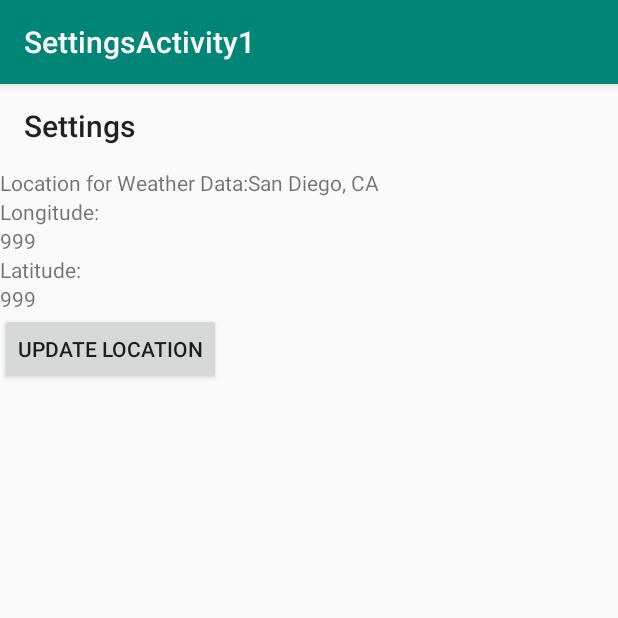
After one commit to ryanSherry/GoogleServicesSimpleLocationApp, an Android app: the SettingsActivity screen opened directly, with no data from a screen before it, on a phone screen of 412 x 824 dp, the top half of it. The commit adds this screen. Run offline under Robolectric (Android 15) with nearby library versions, the phone set to English and light mode, and no system bars; our stand-ins replace Timber; 1 statement that could not run was skipped.

Commit message:
added location refresh

```diff
--- a/app/build.gradle
+++ b/app/build.gradle
@@ -9,6 +9,7 @@ android {
         versionCode 1
         versionName "1.0"
         testInstrumentationRunner "android.support.test.runner.AndroidJUnitRunner"
+        vectorDrawables.useSupportLibrary = true
     }
     buildTypes {
         release {
--- /dev/null
+++ b/app/src/main/java/simplelocationapp/example/com/googleservicessimplelocationapp/LocationProviderRefresh.java
@@ -0,0 +1,175 @@
+package simplelocationapp.example.com.googleservicessimplelocationapp;
+
+import android.Manifest;
+import android.annotation.SuppressLint;
+import android.app.Activity;
+import android.content.Context;
+import android.content.IntentSender;
+import android.content.pm.PackageManager;
+import android.location.Location;
+import android.location.LocationListener;
+import android.location.LocationManager;
+import android.os.Bundle;
+import android.support.annotation.NonNull;
+import android.support.annotation.Nullable;
+import android.support.v4.app.ActivityCompat;
+import android.support.v4.content.ContextCompat;
+
+import com.google.android.gms.common.ConnectionResult;
+import com.google.android.gms.common.api.GoogleApiClient;
+import com.google.android.gms.location.FusedLocationProviderClient;
+import com.google.android.gms.location.LocationRequest;
+import com.google.android.gms.location.LocationServices;
+import com.google.android.gms.tasks.OnSuccessListener;
+
+import timber.log.Timber;
+
+public class LocationProviderRefresh implements
+        GoogleApiClient.ConnectionCallbacks,
+        GoogleApiClient.OnConnectionFailedListener,
+        LocationListener {
+    private static final int REQUEST_PERMISSIONS_REQUEST_CODE = 11;
+
+    public abstract interface LocationCallback {
+        public void handleNewLocation(Location location);
+    }
+
+    private final static int CONNECTION_FAILURE_RESOLUTION_REQUEST = 9000;
+
+    private LocationProvider.LocationCallback mLocationCallback;
+    private Context mContext;
+    private GoogleApiClient mGoogleApiClient;
+    FusedLocationProviderClient mFusedLocationProviderClient;
+    Location mLocation;
+    private com.google.android.gms.location.LocationCallback gmsLocationCallback;
+    private LocationManager mLocationManager;
+
+    public LocationProviderRefresh(LocationProvider.LocationCallback locationCallback, Context context, FusedLocationProviderClient fusedLocationProviderClient, com.google.android.gms.location.LocationCallback gmsLocationCallback, LocationManager locationManager) {
+        mGoogleApiClient =  new GoogleApiClient.Builder(context)
+                .addConnectionCallbacks(this)
+                .addOnConnectionFailedListener(this)
+                .addApi(LocationServices.API)
+                .build();
+
+        mLocationCallback = locationCallback;
+        mContext = context;
+        mFusedLocationProviderClient = fusedLocationProviderClient;
+        this.gmsLocationCallback = gmsLocationCallback;
+        mLocationManager = locationManager;
+    }
+
+    @Override
+    public void onLocationChanged(Location location) {
+        mLocationCallback.handleNewLocation(location);
+    }
+
+    @Override
+    public void onStatusChanged(String s, int i, Bundle bundle) {
+
+    }
+
+    @Override
+    public void onProviderEnabled(String s) {
+
+    }
+
+    @Override
+    public void onProviderDisabled(String s) {
+
+    }
+
+    @Override
+    public void onConnected(@Nullable Bundle bundle) {
+
+        if (checkPermissions((Activity)mContext)) {
+
+            mFusedLocationProviderClient.flushLocations();
+
+            requestLocationUpdates(mFusedLocationProviderClient, gmsLocationCallback,mLocationManager,LocationProviderRefresh.this);
+
+        }
+    }
+
+    @Override
+    public void onConnectionSuspended(int i) {
+
+    }
+
+    @Override
+    public void onConnectionFailed(@NonNull ConnectionResult connectionResult) {
+        if (connectionResult.hasResolution() && mContext instanceof Activity) {
+            try {
+                Activity activity = (Activity) mContext;
+                // Start an Activity that tries to resolve the error
+                connectionResult.startResolutionForResult(activity, CONNECTION_FAILURE_RESOLUTION_REQUEST);
+                /*
+                 * Thrown if Google Play services canceled the original
+                 * PendingIntent
+                 */
+            } catch (IntentSender.SendIntentException e) {
+                // Log the error
+                e.printStackTrace();
+            }
+        } else {
+            /*
+             * If no resolution is available, display a dialog to the
+             * user with the error.
+             */
+            Timber.i("Location services connection failed with code " + connectionResult.getErrorCode());
+        }
+    }
+
+    public void connect() {
+        mGoogleApiClient.connect();
+    }
+
+    public void disconnect(FusedLocationProviderClient fusedLocationProviderClient, com.google.android.gms.location.LocationCallback locationCallback) {
+        if (mGoogleApiClient.isConnected()) {
+            fusedLocationProviderClient.removeLocationUpdates(locationCallback);
+            mGoogleApiClient.disconnect();
+        }
+    }
+
+    public boolean checkPermissions(Activity activity) {
+        if ((ContextCompat.checkSelfPermission(activity,
+                Manifest.permission.ACCESS_FINE_LOCATION) == PackageManager.PERMISSION_GRANTED) && (ContextCompat.checkSelfPermission(activity, Manifest.permission.ACCESS_COARSE_LOCATION) == PackageManager.PERMISSION_GRANTED)) {
+            return true;
+        } else {
+            requestPermissions(activity);
+            return false;
+        }
+    }
+
+    public void requestPermissions(Activity activity) {
+        ActivityCompat.requestPermissions(activity,
+                new String[]{Manifest.permission.ACCESS_FINE_LOCATION,Manifest.permission.ACCESS_COARSE_LOCATION},
+                REQUEST_PERMISSIONS_REQUEST_CODE);
+    }
+
+    @SuppressLint("MissingPermission")
+    public void getLastLocation(final FusedLocationProviderClient fusedLocationProviderClient, final LocationManager locationManager, final LocationListener listener) {
+        fusedLocationProviderClient.getLastLocation()
+                .addOnSuccessListener(new OnSuccessListener<Location>() {
+                    @Override
+                    public void onSuccess(Location location) {
+                        if (location != null) {
+                            mLocation = location;
+                            onLocationChanged(location);
+                        }
+                    }
+                });
+    }
+
+    @SuppressLint("MissingPermission")
+    public void requestLocationUpdates(FusedLocationProviderClient fusedLocationProviderClient, com.google.android.gms.location.LocationCallback locationCallback, LocationManager locationManager, LocationListener listener) {
+
+        LocationRequest locationRequest = new LocationRequest();
+        locationRequest.setPriority(LocationRequest.PRIORITY_LOW_POWER);
+        locationRequest.setFastestInterval(0);
+        locationRequest.setNumUpdates(1);
+
+        if(checkPermissions((Activity)mContext)) {
+            fusedLocationProviderClient.requestLocationUpdates(locationRequest,locationCallback,null);
+        }
+    }
+}
--- /dev/null
+++ b/app/src/main/java/simplelocationapp/example/com/googleservicessimplelocationapp/SettingsActivity.java
@@ -0,0 +1,156 @@
+package simplelocationapp.example.com.googleservicessimplelocationapp;
+
+import android.content.Context;
+import android.content.SharedPreferences;
+import android.location.Address;
+import android.location.Geocoder;
+import android.location.Location;
+import android.location.LocationManager;
+import android.os.Bundle;
+import android.preference.PreferenceActivity;
+import android.support.annotation.Nullable;
+import android.preference.PreferenceManager;
+import android.support.v7.app.AppCompatActivity;
+import android.support.v7.widget.Toolbar;
+import android.view.LayoutInflater;
+import android.view.View;
+import android.widget.Button;
+import android.widget.LinearLayout;
+import android.widget.TextView;
+
+import com.google.android.gms.location.FusedLocationProviderClient;
+import com.google.android.gms.location.LocationCallback;
+import com.google.android.gms.location.LocationResult;
+
+import java.io.IOException;
+import java.util.List;
+import java.util.Locale;
+
+import timber.log.Timber;
+
+/**
+ * A {@link PreferenceActivity} that presents a set of application settings. On
+ * handset devices, settings are presented as a single list. On tablets,
+ * settings are split by category, with category headers shown to the left of
+ * the list of settings.
+ * <p>
+ * See <a href="http://developer.android.com/design/patterns/settings.html">
+ * Android Design: Settings</a> for design guidelines and the <a
+ * href="http://developer.android.com/guide/topics/ui/settings.html">Settings
+ * API Guide</a> for more information on developing a Settings UI.
+ */
+public class SettingsActivity extends AppCompatActivity implements LocationProvider.LocationCallback{
+
+    LocationProviderRefresh mLocationProviderRefresh;
+    FusedLocationProviderClient fusedLocationProviderClient;
+    LocationManager locationManager;
+
+    TextView locationView;
+    TextView latitudeResultView;
+    TextView longitudeResultView;
+    Button refreshLocationBtn;
+
+    @Override
+    protected void onPostCreate(Bundle savedInstanceState) {
+        super.onPostCreate(savedInstanceState);
+
+        LinearLayout rootSettingsLayout = findViewById(R.id.settings_activity_root_view);
+        Toolbar bar = (Toolbar) LayoutInflater.from(this).inflate(R.layout.settings_toolbar,rootSettingsLayout, false);
+        rootSettingsLayout.addView(bar, 0);
+
+        bar.setNavigationOnClickListener(new View.OnClickListener() {
+            @Override
+            public void onClick(View view) {
+                finish();
+            }
+        });
+    }
+
+    @Override
+    protected void onCreate(@Nullable Bundle savedInstanceState) {
+        super.onCreate(savedInstanceState);
+        setContentView(R.layout.settings_layout);
+
+        fusedLocationProviderClient = new FusedLocationProviderClient(this);
+        locationManager = (LocationManager) this.getSystemService(Context.LOCATION_SERVICE);
+
+        final LocationCallback locationCallback = new LocationCallback() {
+            @Override
+            public void onLocationResult(LocationResult locationResult) {
+                if (locationResult == null) {
+                    return;
+                }
+                for (Location location : locationResult.getLocations()) {
+                    Timber.i("Results:" + Double.toString(location.getLatitude()) + Double.toString(location.getLongitude()));
+                    Double lattitude = location.getLatitude();
+                    Double longitude = location.getLongitude();
+                    //Do stuff here like save location to preferences
+
+                    Geocoder mGeocoder = new Geocoder(SettingsActivity.this,Locale.getDefault());
+
+                    try {
+                        List<Address> address = mGeocoder.getFromLocation(lattitude,longitude,1);
+
+                        String city = address.get(0).getLocality();
+                        String state = address.get(0).getAdminArea();
+
+                        SharedPreferences sharedPreferences = PreferenceManager.getDefaultSharedPreferences(SettingsActivity.this);
+                        SharedPreferences.Editor editor = sharedPreferences.edit();
+                        editor.putString("CITY_STATE", city + "," + state);
+                        editor.putString("LAT", lattitude.toString());
+                        editor.putString("LON", longitude.toString());
+                        editor.apply();
+
+                        String locationResultString = sharedPreferences.getString("CITY_STATE", "San Diego, CA");
+                        String latitudeResult = sharedPreferences.getString("LAT", "999");
+                        String longitudeResult = sharedPreferences.getString("LON", "999");
+
+                        locationView.setText(locationResultString);
+                        latitudeResultView.setText(latitudeResult);
+                        longitudeResultView.setText(longitudeResult);
+
+                        mLocationProviderRefresh.disconnect(fusedLocationProviderClient, this);
+
+                    } catch (IOException e) {
+                        e.printStackTrace();
+                    }
+
+                }
+            }
+        };
+
+        locationView = findViewById(R.id.location_result);
+        latitudeResultView = findViewById(R.id.latitude_result);
+        longitudeResultView = findViewById(R.id.longitude_result);
+        refreshLocationBtn = findViewById(R.id.updateLocation);
+
+        SharedPreferences sharedPref = PreferenceManager.getDefaultSharedPreferences(SettingsActivity.this);
+        String locationResult = sharedPref.getString("CITY_STATE", "San Diego, CA");
+        String latitudeResult = sharedPref.getString("LAT", "999");
+        String longitudeResult = sharedPref.getString("LON", "999");
+
+        locationView.setText(locationResult);
+        latitudeResultView.setText(latitudeResult);
+        longitudeResultView.setText(longitudeResult);
+
+        mLocationProviderRefresh = new LocationProviderRefresh(this,this, fusedLocationProviderClient,locationCallback, locationManager);
+
+
+        refreshLocationBtn.setOnClickListener(new View.OnClickListener() {
+            @Override
+            public void onClick(View view) {
+                mLocationProviderRefresh.connect();
+            }
+        });
+
+    }
+
+    @Override
+    public void handleNewLocation(Location location) {
+        Timber.i("Results:" + Double.toString(location.getLatitude()) + Double.toString(location.getLongitude()));
+        Double lattitude = location.getLatitude();
+        Double longitude = location.getLongitude();
+        //Do stuff here like save location to preferences
+
+    }
+}
--- /dev/null
+++ b/app/src/main/res/layout/settings_layout.xml
@@ -0,0 +1,54 @@
+<?xml version="1.0" encoding="utf-8"?>
+<LinearLayout xmlns:android="http://schemas.android.com/apk/res/android"
+    android:orientation="vertical" android:layout_width="match_parent"
+    android:layout_height="match_parent"
+    android:id="@+id/settings_activity_root_view">
+
+    <LinearLayout
+        android:orientation="horizontal"
+        android:layout_width="match_parent"
+        android:layout_height="wrap_content">
+
+        <TextView
+        android:id="@+id/location_label"
+        android:layout_width="wrap_content"
+        android:layout_height="wrap_content"
+        android:text="Location for Weather Data:"/>
+
+        <TextView
+            android:id="@+id/location_result"
+            android:layout_width="wrap_content"
+            android:layout_height="wrap_content"
+            android:text="San Francisco, CA"/>
+
+    </LinearLayout>
+
+    <TextView
+        android:id="@+id/longitude_label"
+        android:layout_width="wrap_content"
+        android:layout_height="wrap_content"
+        android:text="Longitude:"/>
+
+    <TextView
+        android:id="@+id/longitude_result"
+        android:layout_width="wrap_content"
+        android:layout_height="wrap_content" />
+
+    <TextView
+        android:id="@+id/latitude_label"
+        android:layout_width="wrap_content"
+        android:layout_height="wrap_content"
+        android:text="Latitude:"/>
+
+    <TextView
+        android:id="@+id/latitude_result"
+        android:layout_width="wrap_content"
+        android:layout_height="wrap_content" />
+
+    <Button
+        android:id="@+id/updateLocation"
+        android:layout_width="wrap_content"
+        android:layout_height="wrap_content"
+        android:text="Update Location"/>
+
+</LinearLayout>
--- /dev/null
+++ b/app/src/main/res/layout/settings_toolbar.xml
@@ -0,0 +1,9 @@
+<?xml version="1.0" encoding="utf-8"?>
+<android.support.v7.widget.Toolbar xmlns:android="http://schemas.android.com/apk/res/android"
+    android:layout_width="match_parent"
+    android:layout_height="wrap_content"
+    xmlns:app="http://schemas.android.com/apk/res-auto"
+    android:id="@+id/settings_toolbar"
+    android:minHeight="?attr/actionBarSize"
+    app:navigationContentDescription="settings bar"
+    app:title="Settings"/>
```
Also changed, not shown: app/src/main/AndroidManifest.xml (+8 -3 lines), app/src/main/java/simplelocationapp/example/com/googleservicessimplelocationapp/MainActivity.java (+57 -0 lines), app/src/main/res/drawable/ic_info_black_24dp.xml (added, +9 -0 lines), app/src/main/res/drawable/ic_notifications_black_24dp.xml (added, +9 -0 lines), app/src/main/res/drawable/ic_sync_black_24dp.xml (added, +9 -0 lines), app/src/main/res/menu/main_acitvity_action_menu.xml (added, +7 -0 lines), app/src/main/res/values/strings.xml (+73 -0 lines), app/src/main/res/xml/pref_data_sync.xml (added, +21 -0 lines), app/src/main/res/xml/pref_general.xml (added, +33 -0 lines), app/src/main/res/xml/pref_headers.xml (added, +20 -0 lines), app/src/main/res/xml/pref_notification.xml (added, +27 -0 lines), app/src/main/java/simplelocationapp/example/com/googleservicessimplelocationapp/AppCompatPreferenceActivity.java (added), 1 other file.
